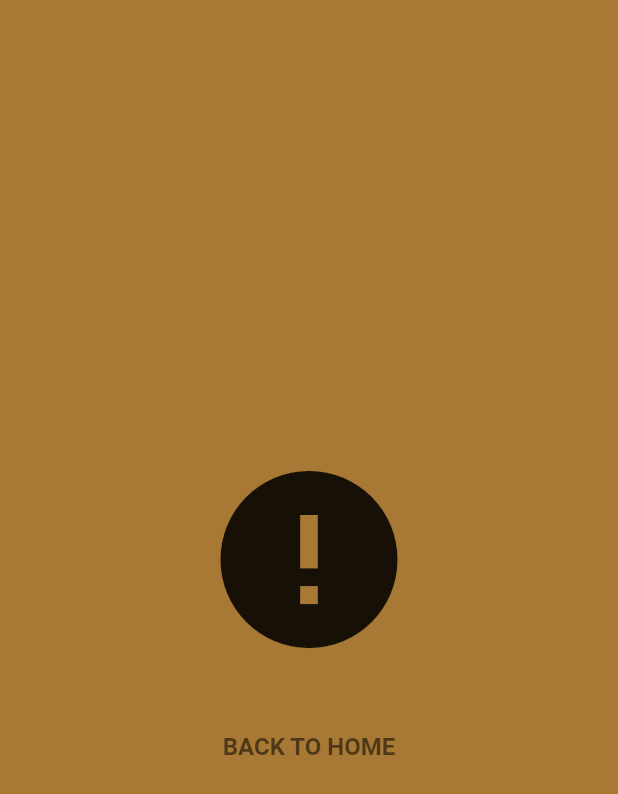
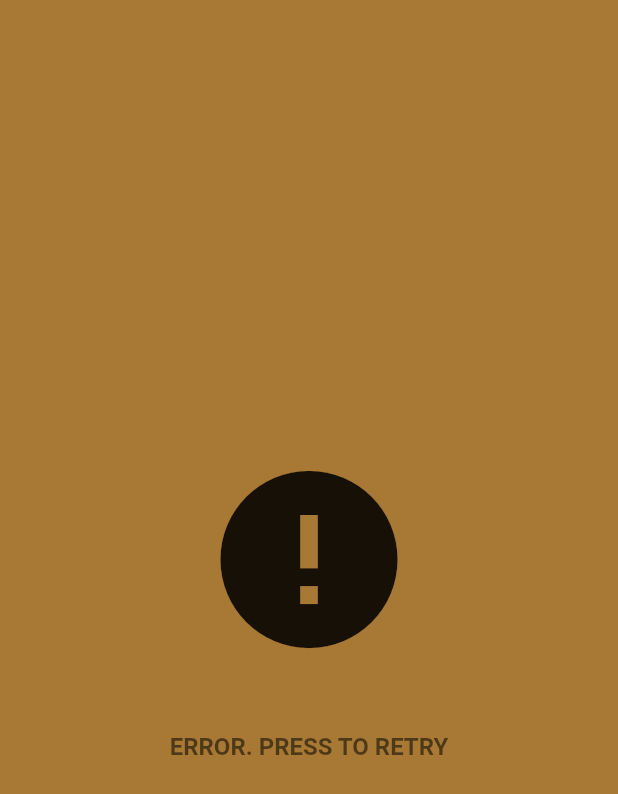
Before and after one commit to AlexeyPerov/crunch_textures, a Flutter app: the ErrorScreen screen opened directly, on a phone screen of 412 x 824 dp. Shown: the top 794 px of the screen. Run offline on Flutter 3.47's test engine with Material 2 defaults, Android fonts, the phone set to English and light mode, and no system bars; our stand-ins replace file_picker, get_it, hive, logger; missing offline and left inert: fading_edge_scrollview, proviso; accounts and stored records are empty.

Commit message:
ErrorScreen minor UI tuning

```diff
--- a/kometa_images/lib/screens/error/error_screen.dart
+++ b/kometa_images/lib/screens/error/error_screen.dart
@@ -15,7 +15,7 @@ class ErrorScreen extends StatelessWidget {
               SizedBox(height: 30),
               TextButton(
                   child: Text(
-                    "Back To Home".toUpperCase(),
+                    "Error. Press to retry".toUpperCase(),
                     style: Theme.of(context)
                         .textTheme
                         .headline6
```
